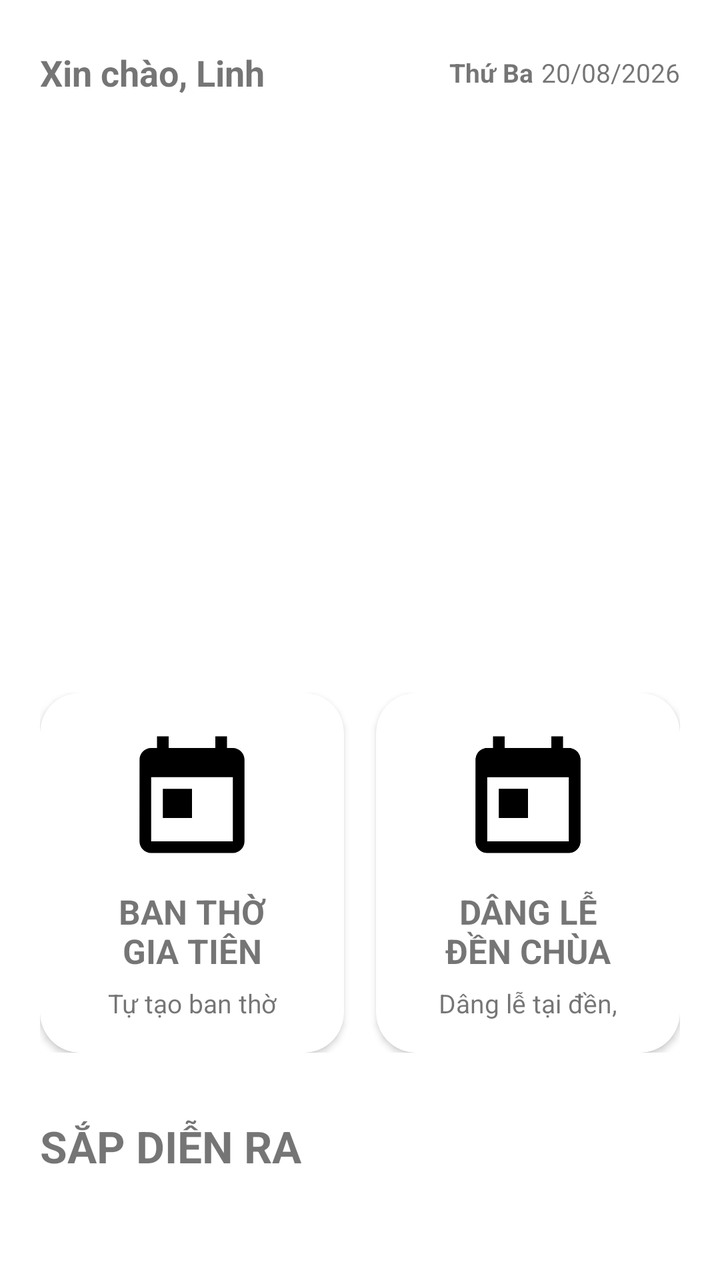
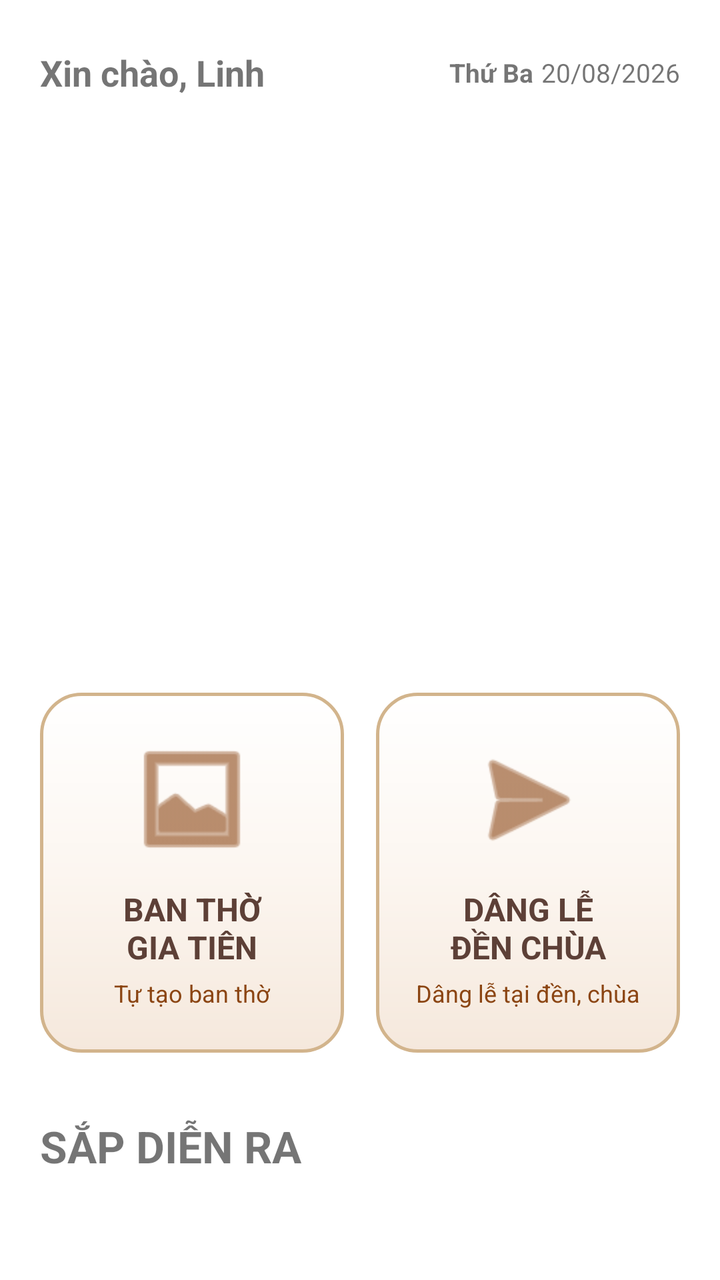

Compare the two renders of this Android layout. The source of the first and the diff that turns it into the second are given below.
<!-- AndroidManifest.xml: application theme Theme.ThapHuongGiaTien -->
<!-- res/layout/fragment_home.xml -->
<?xml version="1.0" encoding="utf-8"?>
<androidx.core.widget.NestedScrollView xmlns:android="http://schemas.android.com/apk/res/android"
    xmlns:app="http://schemas.android.com/apk/res-auto"
    android:id="@+id/scrollView"
    android:layout_width="match_parent"
    android:layout_height="match_parent"
    android:fillViewport="true"
    android:background="@color/white">
    <LinearLayout
        android:id="@+id/layoutContent"
        android:layout_width="match_parent"
        android:layout_height="wrap_content"
        android:orientation="vertical"
        android:paddingStart="20dp"
        android:paddingTop="24dp"
        android:paddingEnd="20dp"
        android:paddingBottom="32dp">
        <LinearLayout
            android:id="@+id/layoutUserInfo"
            android:layout_width="match_parent"
            android:layout_height="wrap_content"
            android:orientation="horizontal"
            android:gravity="center_vertical">
            <TextView
                android:id="@+id/txtUserName"
                android:layout_width="0dp"
                android:layout_height="wrap_content"
                android:layout_weight="1"
                android:text="Xin chào, Linh"
                android:textSize="18sp"
                android:textStyle="bold" />
            <TextView
                android:id="@+id/txtDayOfWeek"
                android:layout_width="wrap_content"
                android:layout_height="wrap_content"
                android:text="Thứ Ba"
                android:textSize="13sp"
                android:textStyle="bold"
                android:layout_marginEnd="4dp"/>
            <TextView
                android:id="@+id/txtDate"
                android:layout_width="wrap_content"
                android:layout_height="wrap_content"
                android:text="20/08/2026"
                android:textSize="13sp" />
        </LinearLayout>
        <androidx.cardview.widget.CardView
            android:id="@+id/cardBanner"
            android:layout_width="match_parent"
            android:layout_height="250dp"
            android:layout_marginTop="24dp"
            app:cardCornerRadius="20dp"
            app:cardElevation="0dp">
            <androidx.constraintlayout.widget.ConstraintLayout
                android:layout_width="match_parent"
                android:layout_height="match_parent">
                <ImageView
                    android:id="@+id/imgBanner"
                    android:layout_width="match_parent"
                    android:layout_height="match_parent"
                    android:contentDescription="@null"
                    android:scaleType="centerCrop" />
            </androidx.constraintlayout.widget.ConstraintLayout>
        </androidx.cardview.widget.CardView>
        <LinearLayout
            android:id="@+id/layoutFunctions"
            android:layout_width="match_parent"
            android:layout_height="wrap_content"
            android:layout_marginTop="24dp"
            android:orientation="horizontal"
            android:weightSum="2">
            <androidx.cardview.widget.CardView
                android:id="@+id/cardBanThoGiaTien"
                android:layout_width="0dp"
                android:layout_height="180dp"
                android:layout_weight="1"
                android:layout_marginEnd="8dp"
                android:clickable="true"
                android:focusable="true"
                app:cardCornerRadius="20dp"
                app:cardElevation="2dp">
                <LinearLayout
                    android:id="@+id/layoutBanThoGiaTien"
                    android:layout_width="match_parent"
                    android:layout_height="match_parent"
                    android:gravity="center"
                    android:orientation="vertical"
                    android:padding="16dp"
                    android:background="?attr/selectableItemBackground">
                    <ImageView
                        android:id="@+id/imgBanThoIcon"
                        android:layout_width="70dp"
                        android:layout_height="70dp"
                        android:src="@drawable/ic_event_placeholder"
                        android:contentDescription="@null" />
                    <TextView
                        android:id="@+id/txtBanThoTitle"
                        android:layout_width="match_parent"
                        android:layout_height="wrap_content"
                        android:layout_marginTop="12dp"
                        android:gravity="center"
                        android:text="BAN THỜ\nGIA TIÊN"
                        android:textSize="17sp"
                        android:textStyle="bold" />
                    <TextView
                        android:id="@+id/txtBanThoDescription"
                        android:layout_width="match_parent"
                        android:layout_height="wrap_content"
                        android:layout_marginTop="6dp"
                        android:gravity="center"
                        android:text="Tự tạo ban thờ"
                        android:textSize="13sp" />
                </LinearLayout>
            </androidx.cardview.widget.CardView>
            <androidx.cardview.widget.CardView
                android:id="@+id/cardDangLe"
                android:layout_width="0dp"
                android:layout_height="180dp"
                android:layout_weight="1"
                android:layout_marginStart="8dp"
                android:clickable="true"
                android:focusable="true"
                app:cardCornerRadius="20dp"
                app:cardElevation="2dp">
                <LinearLayout
                    android:id="@+id/layoutDangLe"
                    android:layout_width="match_parent"
                    android:layout_height="match_parent"
                    android:gravity="center"
                    android:orientation="vertical"
                    android:padding="16dp"
                    android:background="?attr/selectableItemBackground">
                    <ImageView
                        android:id="@+id/imgDangLeIcon"
                        android:layout_width="70dp"
                        android:layout_height="70dp"
                        android:src="@drawable/ic_event_placeholder"
                        android:contentDescription="@null" />
                    <TextView
                        android:id="@+id/txtDangLeTitle"
                        android:layout_width="match_parent"
                        android:layout_height="wrap_content"
                        android:layout_marginTop="12dp"
                        android:gravity="center"
                        android:text="DÂNG LỄ\nĐỀN CHÙA"
                        android:textSize="17sp"
                        android:textStyle="bold" />
                    <TextView
                        android:id="@+id/txtDangLeDescription"
                        android:layout_width="match_parent"
                        android:layout_height="wrap_content"
                        android:layout_marginTop="6dp"
                        android:gravity="center"
                        android:text="Dâng lễ tại đền, chùa"
                        android:textSize="13sp" />
                </LinearLayout>
            </androidx.cardview.widget.CardView>
        </LinearLayout>
        <androidx.constraintlayout.widget.ConstraintLayout
            android:id="@+id/layoutEventHeader"
            android:layout_width="match_parent"
            android:layout_height="wrap_content"
            android:layout_marginTop="32dp">
            <TextView
                android:id="@+id/txtEventTitle"
                android:layout_width="0dp"
                android:layout_height="wrap_content"
                android:text="SẮP DIỄN RA"
                android:textSize="22sp"
                android:textStyle="bold"
                app:layout_constraintStart_toStartOf="parent"
                app:layout_constraintTop_toTopOf="parent"
                app:layout_constraintEnd_toEndOf="parent" />
        </androidx.constraintlayout.widget.ConstraintLayout>
        <androidx.recyclerview.widget.RecyclerView
            android:id="@+id/rvEvents"
            android:layout_width="match_parent"
            android:layout_height="wrap_content"
            android:layout_marginTop="14dp"
            android:nestedScrollingEnabled="false"
            app:layoutManager="androidx.recyclerview.widget.LinearLayoutManager" />
    </LinearLayout>
</androidx.core.widget.NestedScrollView>
<!-- resources referenced by this layout -->
<resources>
  <color name="white">#FFFFFFFF</color>
  <!-- drawable ic_event_placeholder (drawable) -->
  <vector xmlns:android="http://schemas.android.com/apk/res/android"
      android:width="24dp"
      android:height="24dp"
      android:viewportWidth="24"
      android:viewportHeight="24">
      <path
          android:fillColor="#FF000000"
          android:pathData="M19,4h-1L18,2h-2v2L8,4L8,2L6,2v2L5,4c-1.11,0 -1.99,0.9 -1.99,2L3,20c0,1.1 0.89,2 2,2h14c1.1,0 2,-0.9 2,-2L21,6c0,-1.1 -0.9,-2 -2,-2zM19,20L5,20L5,9h14v11zM7,11h5v5L7,16z" />
  </vector>
  <style name="Theme.ThapHuongGiaTien" parent="Theme.MaterialComponents.DayNight.NoActionBar">
          
          <item name="colorPrimary">@color/purple_500</item>
          <item name="colorPrimaryVariant">@color/purple_700</item>
          <item name="colorOnPrimary">@color/white</item>
          
          <item name="colorSecondary">@color/teal_200</item>
          <item name="colorSecondaryVariant">@color/teal_700</item>
          <item name="colorOnSecondary">@color/black</item>
          
          <item name="android:statusBarColor">@color/white</item>
          <item name="android:windowLightStatusBar">true</item>
          
      </style>
  <color name="purple_500">#FF6200EE</color>
  <color name="purple_700">#FF3700B3</color>
  <color name="teal_200">#FF03DAC5</color>
  <color name="teal_700">#FF018786</color>
  <color name="black">#FF000000</color>
</resources>

<!-- the commit's change to res/layout/fragment_home.xml (unified diff, before → after) -->
@@ -67,94 +67,95 @@
             android:layout_width="match_parent"
             android:layout_height="wrap_content"
             android:layout_marginTop="24dp"
+            android:baselineAligned="false"
             android:orientation="horizontal"
             android:weightSum="2">
-            <androidx.cardview.widget.CardView
+
+            <LinearLayout
                 android:id="@+id/cardBanThoGiaTien"
                 android:layout_width="0dp"
                 android:layout_height="180dp"
+                android:layout_marginEnd="8dp"
                 android:layout_weight="1"
-                android:layout_marginEnd="8dp"
+                android:background="@drawable/bg_action_button"
                 android:clickable="true"
                 android:focusable="true"
-                app:cardCornerRadius="20dp"
-                app:cardElevation="2dp">
-                <LinearLayout
-                    android:id="@+id/layoutBanThoGiaTien"
+                android:gravity="center"
+                android:orientation="vertical"
+                android:padding="16dp">
+
+                <ImageView
+                    android:id="@+id/imgBanThoIcon"
+                    android:layout_width="64dp"
+                    android:layout_height="64dp"
+                    android:src="@android:drawable/ic_menu_gallery"
+                    app:tint="#8B4513"
+                    android:contentDescription="@null" />
+
+                <TextView
+                    android:id="@+id/txtBanThoTitle"
                     android:layout_width="match_parent"
-                    android:layout_height="match_parent"
+                    android:layout_height="wrap_content"
+                    android:layout_marginTop="12dp"
                     android:gravity="center"
-                    android:orientation="vertical"
-                    android:padding="16dp"
-                    android:background="?attr/selectableItemBackground">
-                    <ImageView
-                        android:id="@+id/imgBanThoIcon"
-                        android:layout_width="70dp"
-                        android:layout_height="70dp"
-                        android:src="@drawable/ic_event_placeholder"
-                        android:contentDescription="@null" />
-                    <TextView
-                        android:id="@+id/txtBanThoTitle"
-                        android:layout_width="match_parent"
-                        android:layout_height="wrap_content"
-                        android:layout_marginTop="12dp"
-                        android:gravity="center"
-                        android:text="BAN THỜ\nGIA TIÊN"
-                        android:textSize="17sp"
-                        android:textStyle="bold" />
-                    <TextView
-                        android:id="@+id/txtBanThoDescription"
-                        android:layout_width="match_parent"
-                        android:layout_height="wrap_content"
-                        android:layout_marginTop="6dp"
-                        android:gravity="center"
-                        android:text="Tự tạo ban thờ"
-                        android:textSize="13sp" />
-                </LinearLayout>
-            </androidx.cardview.widget.CardView>
-            <androidx.cardview.widget.CardView
+                    android:text="BAN THỜ\nGIA TIÊN"
+                    android:textColor="#5D4037"
+                    android:textSize="16sp"
+                    android:textStyle="bold" />
+
+                <TextView
+                    android:id="@+id/txtBanThoDescription"
+                    android:layout_width="match_parent"
+                    android:layout_height="wrap_content"
+                    android:layout_marginTop="4dp"
+                    android:gravity="center"
+                    android:text="Tự tạo ban thờ"
+                    android:textColor="#8B4513"
+                    android:textSize="12sp" />
+            </LinearLayout>
+
+            <LinearLayout
                 android:id="@+id/cardDangLe"
                 android:layout_width="0dp"
                 android:layout_height="180dp"
+                android:layout_marginStart="8dp"
                 android:layout_weight="1"
-                android:layout_marginStart="8dp"
+                android:background="@drawable/bg_action_button"
                 android:clickable="true"
                 android:focusable="true"
-                app:cardCornerRadius="20dp"
-                app:cardElevation="2dp">
-                <LinearLayout
-                    android:id="@+id/layoutDangLe"
+                android:gravity="center"
+                android:orientation="vertical"
+                android:padding="16dp">
+
+                <ImageView
+                    android:id="@+id/imgDangLeIcon"
+                    android:layout_width="64dp"
+                    android:layout_height="64dp"
+                    android:src="@android:drawable/ic_menu_send"
+                    app:tint="#8B4513"
+                    android:contentDescription="@null" />
+
+                <TextView
+                    android:id="@+id/txtDangLeTitle"
                     android:layout_width="match_parent"
-                    android:layout_height="match_parent"
+                    android:layout_height="wrap_content"
+                    android:layout_marginTop="12dp"
                     android:gravity="center"
-                    android:orientation="vertical"
-                    android:padding="16dp"
-                    android:background="?attr/selectableItemBackground">
-                    <ImageView
-                        android:id="@+id/imgDangLeIcon"
-                        android:layout_width="70dp"
-                        android:layout_height="70dp"
-                        android:src="@drawable/ic_event_placeholder"
-                        android:contentDescription="@null" />
-                    <TextView
-                        android:id="@+id/txtDangLeTitle"
-                        android:layout_width="match_parent"
-                        android:layout_height="wrap_content"
-                        android:layout_marginTop="12dp"
-                        android:gravity="center"
-                        android:text="DÂNG LỄ\nĐỀN CHÙA"
-                        android:textSize="17sp"
-                        android:textStyle="bold" />
-                    <TextView
-                        android:id="@+id/txtDangLeDescription"
-                        android:layout_width="match_parent"
-                        android:layout_height="wrap_content"
-                        android:layout_marginTop="6dp"
-                        android:gravity="center"
-                        android:text="Dâng lễ tại đền, chùa"
-                        android:textSize="13sp" />
-                </LinearLayout>
-            </androidx.cardview.widget.CardView>
+                    android:text="DÂNG LỄ\nĐỀN CHÙA"
+                    android:textColor="#5D4037"
+                    android:textSize="16sp"
+                    android:textStyle="bold" />
+
+                <TextView
+                    android:id="@+id/txtDangLeDescription"
+                    android:layout_width="match_parent"
+                    android:layout_height="wrap_content"
+                    android:layout_marginTop="4dp"
+                    android:gravity="center"
+                    android:text="Dâng lễ tại đền, chùa"
+                    android:textColor="#8B4513"
+                    android:textSize="12sp" />
+            </LinearLayout>
         </LinearLayout>
         <androidx.constraintlayout.widget.ConstraintLayout
             android:id="@+id/layoutEventHeader"
<!-- resource entries referenced after the edit -->
@@ -1,16 +1,24 @@
 <!-- resources referenced by this layout -->
 <resources>
   <color name="white">#FFFFFFFF</color>
-  <!-- drawable ic_event_placeholder (drawable) -->
-  <vector xmlns:android="http://schemas.android.com/apk/res/android"
-      android:width="24dp"
-      android:height="24dp"
-      android:viewportWidth="24"
-      android:viewportHeight="24">
-      <path
-          android:fillColor="#FF000000"
-          android:pathData="M19,4h-1L18,2h-2v2L8,4L8,2L6,2v2L5,4c-1.11,0 -1.99,0.9 -1.99,2L3,20c0,1.1 0.89,2 2,2h14c1.1,0 2,-0.9 2,-2L21,6c0,-1.1 -0.9,-2 -2,-2zM19,20L5,20L5,9h14v11zM7,11h5v5L7,16z" />
-  </vector>
+  <!-- drawable bg_action_button (drawable) -->
+  <?xml version="1.0" encoding="utf-8"?>
+  <ripple xmlns:android="http://schemas.android.com/apk/res/android"
+      android:color="#208B4513">
+      <item>
+          <shape android:shape="rectangle">
+              <gradient
+                  android:startColor="#FFFFFF"
+                  android:centerColor="#FCF6F0"
+                  android:endColor="#F5E8DC"
+                  android:angle="270" />
+              <corners android:radius="20dp" />
+              <stroke
+                  android:width="1.5dp"
+                  android:color="#D2B48C" />
+          </shape>
+      </item>
+  </ripple>
   <style name="Theme.ThapHuongGiaTien" parent="Theme.MaterialComponents.DayNight.NoActionBar">
           
           <item name="colorPrimary">@color/purple_500</item>
